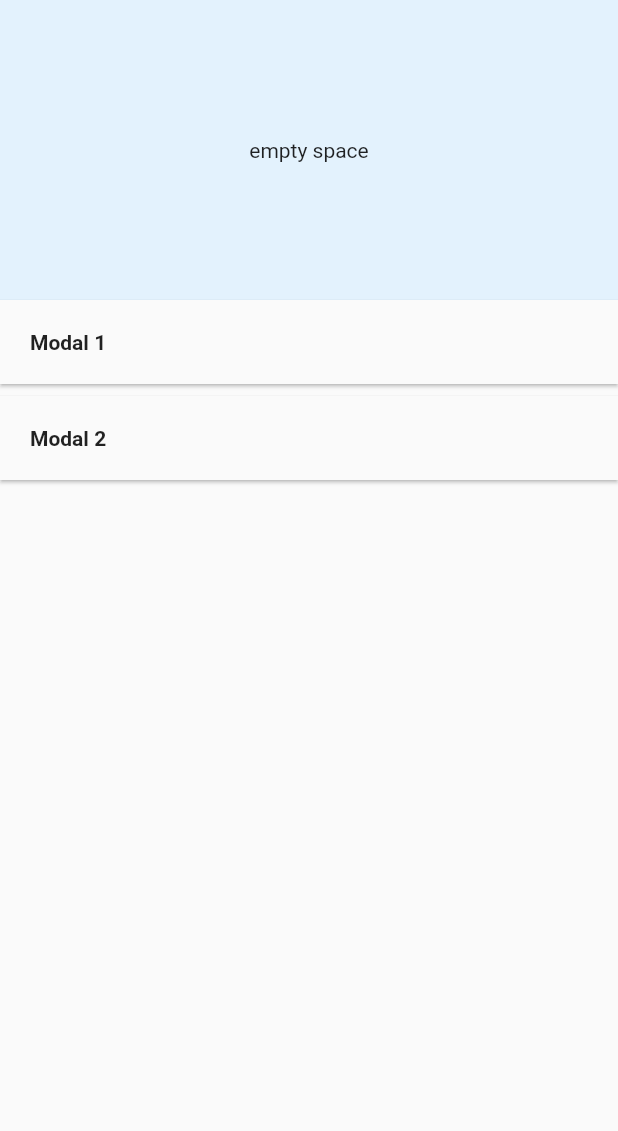
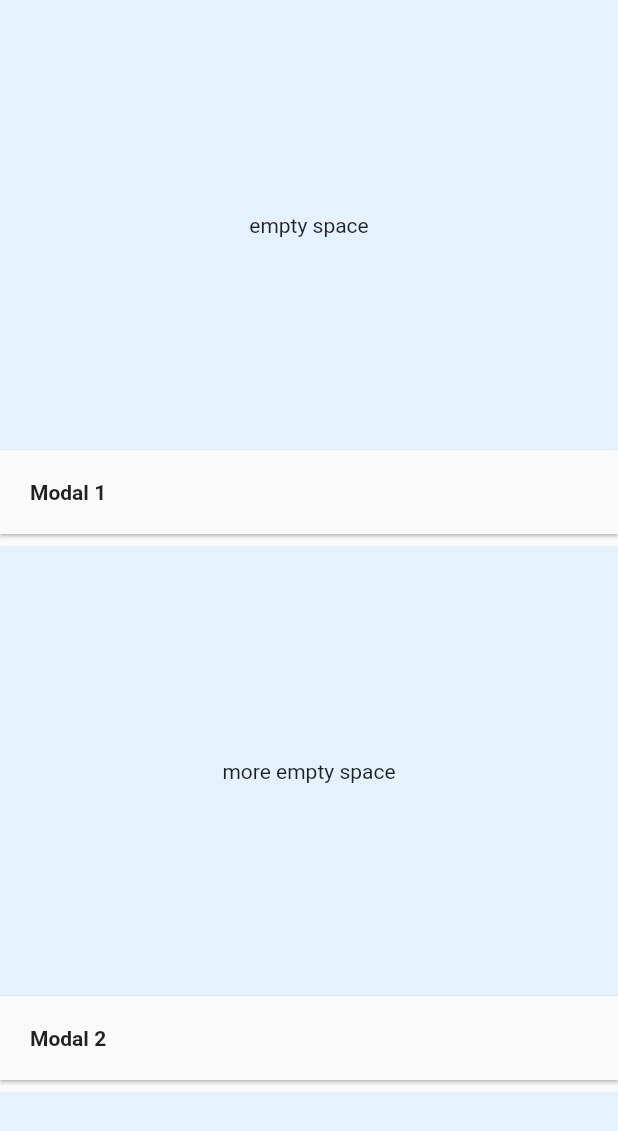
Before and after one commit to VKBobyr/expandable-overlay, a Flutter app: the screen it shows after launch, on a phone screen of 412 x 824 dp. Shown: the top 1131 px of the screen. Run offline on Flutter 3.47's test engine with Material 2 defaults, Android fonts, the phone set to English and light mode, and no system bars; our stand-ins replace flutter_hooks.

Commit message:
Added a gif demo and a more extensive example

```diff
--- a/pubspec.yaml
+++ b/pubspec.yaml
@@ -1,7 +1,7 @@
 name: expandable_overlay
 description: A new Flutter package project.
 version: 0.0.1
-
+homepage: https://github.com/VKBobyr/expandable-overlay
 
 environment:
   sdk: ">=2.17.1 <3.0.0"
--- a/tester/lib/main.dart
+++ b/tester/lib/main.dart
@@ -14,12 +14,13 @@ class MyApp extends StatelessWidget {
     return MaterialApp(
       home: Scaffold(
         body: SafeArea(
+          child: SingleChildScrollView(
             child: Column(
               crossAxisAlignment: CrossAxisAlignment.stretch,
               children: [
                 Container(
                   color: Colors.blue.shade50,
-                height: 200,
+                  height: 300,
                   child: const Center(child: Text("empty space")),
                 ),
                 ExpandableOverlayLauncher(
@@ -29,6 +30,11 @@ class MyApp extends StatelessWidget {
                   ),
                   child: buildButton('Modal 1'),
                 ),
+                Container(
+                  color: Colors.blue.shade50,
+                  height: 300,
+                  child: const Center(child: Text("more empty space")),
+                ),
                 ExpandableOverlayLauncher(
                   overlayParams: ExpandableOverlayParams(
                     contentBuilder: (context, dismissOverlay) =>
@@ -36,7 +42,13 @@ class MyApp extends StatelessWidget {
                   ),
                   child: buildButton('Modal 2'),
                 ),
+                Container(
+                  color: Colors.blue.shade50,
+                  height: 300,
+                  child: const Center(child: Text("even more empty space")),
+                ),
               ],
+            ),
           ),
         ),
       ),
```
Also changed, not shown: 2 other files. Lines whose indentation alone changed are shown as unchanged.
